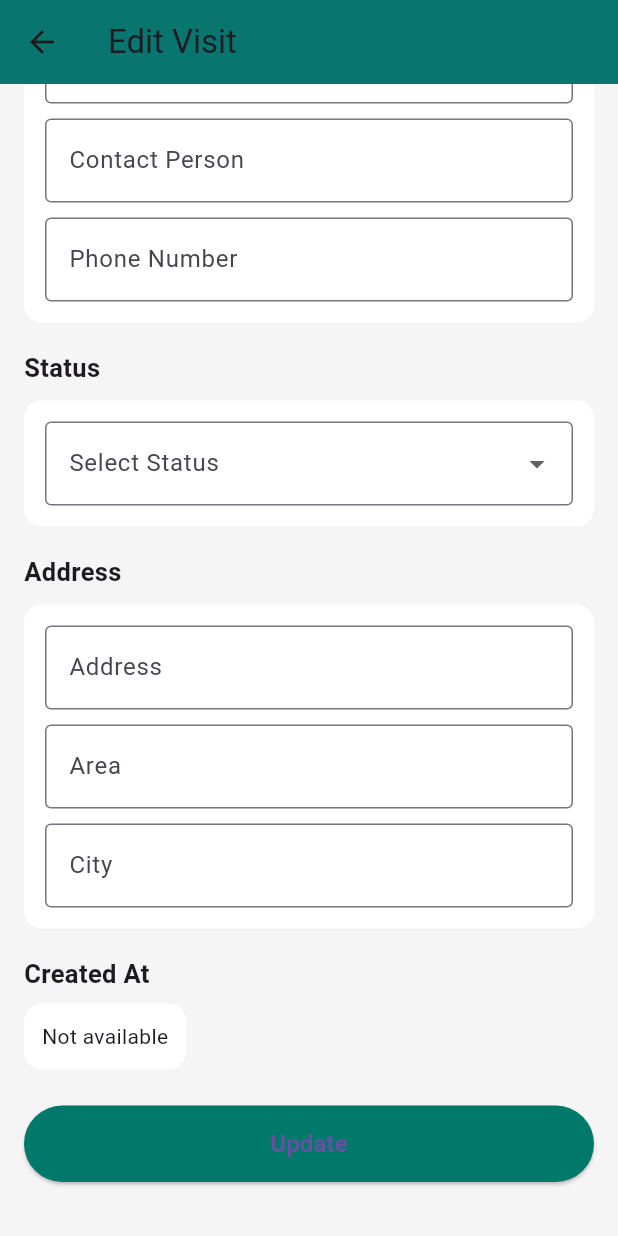
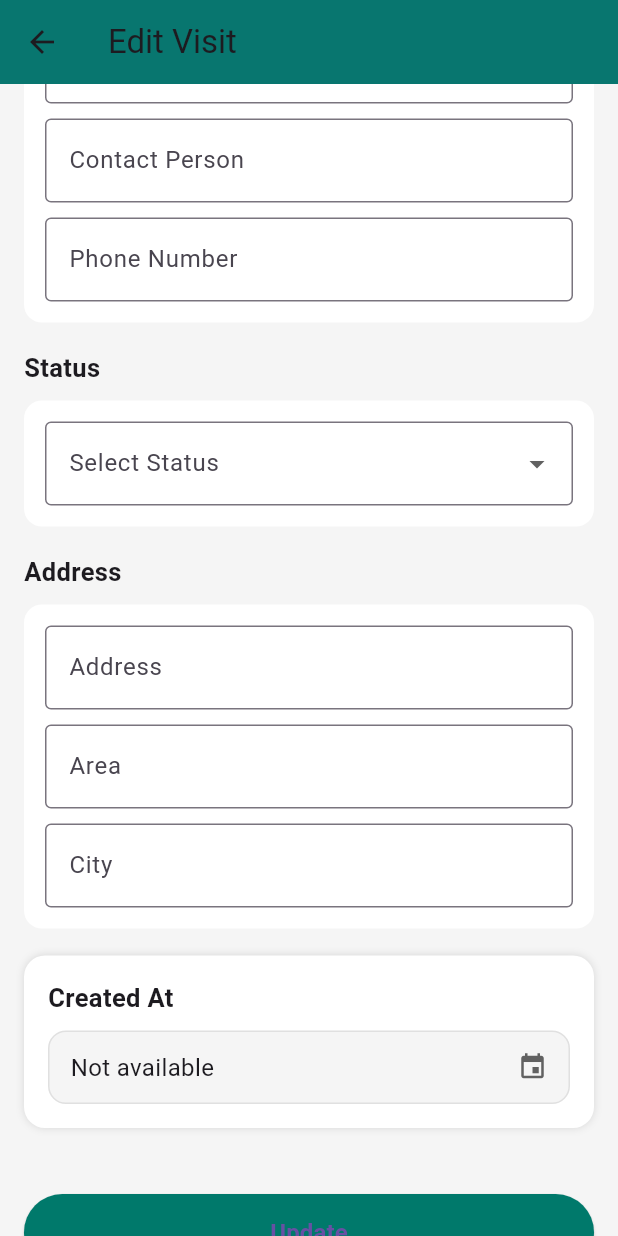
Before and after one commit to msalman231/Ew, a Flutter app: the RestaurantEditPage screen opened directly with empty values, scrolled down 183 dp, on a phone screen of 412 x 824 dp. Run offline on Flutter 3.47's test engine with Material 3 defaults, Android fonts, the light colour scheme and no system bars; our stand-ins replace flutter_secure_storage, geocoding, geolocator, shared_preferences; accounts and stored records are empty.

Commit message:
function changes

```diff
--- a/lib/config/constants.dart
+++ b/lib/config/constants.dart
@@ -1,3 +1,4 @@
 class AppConfig {
-  static const String baseUrl = "https://leads.efficient-works.com";
+  // static const String baseUrl = "https://leads.efficient-works.com";
+  static const String baseUrl = "https://f5vfl9mt-3000.inc1.devtunnels.ms";
 }
--- a/lib/screens/user/restaurant_edit.dart
+++ b/lib/screens/user/restaurant_edit.dart
@@ -43,6 +43,18 @@ class _RestaurantEditPageState extends State<RestaurantEditPage> {
   String? selectedPaymentMethod;
   DateTime? createdAt;
   bool isLoading = false;
+  String? paymentDateFromDB;
+
+  String _formatDate(dynamic date) {
+    if (date == null) return "N/A";
+
+    try {
+      final d = DateTime.parse(date.toString());
+      return "${d.day}/${d.month}/${d.year}";
+    } catch (_) {
+      return date.toString(); // fallback if bad format
+    }
+  }
 
   final Map<String, int> posPrices = {
     "Mobile Pos": 3000,
@@ -150,7 +162,10 @@ class _RestaurantEditPageState extends State<RestaurantEditPage> {
 
     // If DB has amount_paid but no JSON deposit list, create single deposit
     if (deposits.isEmpty && amountPaidFromDB > 0) {
-      deposits.add({"amount": amountPaidFromDB, "date": _today()});
+      deposits.add({
+        "amount": amountPaidFromDB,
+        "date": paymentDateFromDB ?? _today(),
+      });
     }
 
     // Recalculate if needed
@@ -162,7 +177,7 @@ class _RestaurantEditPageState extends State<RestaurantEditPage> {
     if (d == null) return "";
     final parsed = double.tryParse(d.toString());
     if (parsed == null) return "";
-    return parsed.toStringAsFixed(0); // DB: 10.00 → UI: "10"
+    return parsed.toStringAsFixed(0);
   }
 
   Map<String, dynamic> _normalize(dynamic raw) {
@@ -247,8 +262,7 @@ class _RestaurantEditPageState extends State<RestaurantEditPage> {
 
   // deposits
   String _today() {
-    final d = DateTime.now();
-    return "${d.day}-${d.month}-${d.year}";
+    return DateTime.now().toIso8601String().split("T").first;
   }
 
   void _addDeposit() {
@@ -274,6 +288,27 @@ class _RestaurantEditPageState extends State<RestaurantEditPage> {
     }
 
     setState(() {});
+  }
+
+  InputDecoration _dropdownDecoration(String hint) {
+    return InputDecoration(
+      hintText: hint,
+      filled: true,
+      fillColor: Colors.white,
+      contentPadding: const EdgeInsets.symmetric(horizontal: 14, vertical: 14),
+      border: OutlineInputBorder(
+        borderRadius: BorderRadius.circular(12),
+        borderSide: BorderSide(color: Colors.grey.shade300),
+      ),
+      enabledBorder: OutlineInputBorder(
+        borderRadius: BorderRadius.circular(12),
+        borderSide: BorderSide(color: Colors.grey.shade300),
+      ),
+      focusedBorder: OutlineInputBorder(
+        borderRadius: BorderRadius.circular(12),
+        borderSide: const BorderSide(color: Colors.deepPurple, width: 1.5),
+      ),
+    );
   }
 
   double get _sumDeposits =>
@@ -424,7 +459,9 @@ class _RestaurantEditPageState extends State<RestaurantEditPage> {
               child: Row(
                 mainAxisAlignment: MainAxisAlignment.spaceBetween,
                 children: [
-                  Text("Payment ${deposits.indexOf(p) + 1} - ${p["date"]}"),
+                  Text(
+                    "Payment ${deposits.indexOf(p) + 1} - ${_formatDate(p["date"])}",
+                  ),
                   Text(
                     "${p["amount"]}",
                     style: TextStyle(
@@ -620,21 +657,56 @@ class _RestaurantEditPageState extends State<RestaurantEditPage> {
               ),
             ),
             const SizedBox(height: 18),
+            //-------------------------------------------------------------
+            // CREATED AT (READ-ONLY)
+            //-------------------------------------------------------------
+            Container(
+              padding: const EdgeInsets.all(16),
+              margin: const EdgeInsets.only(bottom: 20),
+              decoration: BoxDecoration(
+                color: Colors.white,
+                borderRadius: BorderRadius.circular(14),
+                boxShadow: const [
+                  BoxShadow(color: Colors.black12, blurRadius: 4),
+                ],
+              ),
+              child: Column(
+                crossAxisAlignment: CrossAxisAlignment.start,
+                children: [
                   const Text(
                     "Created At",
-              style: TextStyle(fontSize: 17, fontWeight: FontWeight.bold),
+                    style: TextStyle(fontSize: 17, fontWeight: FontWeight.w700),
                   ),
-            const SizedBox(height: 8),
+                  const SizedBox(height: 10),
                   Container(
-              padding: const EdgeInsets.all(12),
+                    padding: const EdgeInsets.symmetric(
+                      horizontal: 14,
+                      vertical: 12,
+                    ),
                     decoration: BoxDecoration(
-                color: Colors.white,
+                      color: Colors.grey.shade100,
                       borderRadius: BorderRadius.circular(12),
+                      border: Border.all(color: Colors.grey.shade300),
                     ),
+                    child: Row(
+                      children: [
+                        Expanded(
                           child: Text(
                             createdAt == null
                                 ? "Not available"
-                    : "${createdAt!.day}-${createdAt!.month}-${createdAt!.year}",
+                                : "${createdAt!.day}/${createdAt!.month}/${createdAt!.year}",
+                            style: const TextStyle(fontSize: 16),
+                          ),
+                        ),
+                        Icon(
+                          Icons.event,
+                          size: 20,
+                          color: Colors.grey.shade700,
+                        ),
+                      ],
+                    ),
+                  ),
+                ],
               ),
             ),
 
@@ -655,34 +727,93 @@ class _RestaurantEditPageState extends State<RestaurantEditPage> {
                   children: [
                     _textField(emailCtrl, "Customer Email"),
                     const SizedBox(height: 12),
+                    // ---------------------------------------------------------------------
+                    // POS SECTION (Only for Restaurant)
+                    // ---------------------------------------------------------------------
                     if (selectedTopTab == "Restaurant") ...[
-                      Align(
-                        alignment: Alignment.centerLeft,
-                        child: const Text(
-                          "POS Options",
+                      Column(
+                        crossAxisAlignment: CrossAxisAlignment.start,
+                        children: [
+                          const Text(
+                            "Select POS",
                             style: TextStyle(fontWeight: FontWeight.w600),
                           ),
-                      ),
-                      ...posOptions
+                          const SizedBox(height: 6),
+
+                          // POS DROPDOWN
+                          DropdownButtonFormField<String>(
+                            decoration: _dropdownDecoration("Select POS"),
+                            items: posOptions
                                 .map(
-                            (p) => CheckboxListTile(
-                              title: Text(p),
-                              value: selectedPos.contains(p),
-                              onChanged: (ch) {
-                                setState(() {
-                                  if (ch == true)
-                                    selectedPos.add(p);
-                                  else
-                                    selectedPos.remove(p);
-                                  _recalculateCost();
-                                });
-                              },
+                                  (p) => DropdownMenuItem<String>(
+                                    value: p,
+                                    child: Text(p),
                                   ),
                                 )
                                 .toList(),
+                            onChanged: (value) {
+                              if (value != null &&
+                                  !selectedPos.contains(value)) {
+                                setState(() {
+                                  selectedPos.add(value);
+                                });
+                                _recalculateCost();
+                              }
+                            },
+                          ),
+
+                          const SizedBox(height: 12),
+
+                          // SELECTED POS TAGS
+                          Wrap(
+                            spacing: 8,
+                            runSpacing: 8,
+                            children: selectedPos.map((pos) {
+                              return Container(
+                                padding: const EdgeInsets.symmetric(
+                                  horizontal: 14,
+                                  vertical: 10,
+                                ),
+                                decoration: BoxDecoration(
+                                  color: const Color(0xFF061341),
+                                  borderRadius: BorderRadius.circular(10),
+                                ),
+                                child: Row(
+                                  mainAxisSize: MainAxisSize.min,
+                                  children: [
+                                    Text(
+                                      pos,
+                                      style: const TextStyle(
+                                        color: Colors.white,
+                                        fontWeight: FontWeight.w600,
+                                      ),
+                                    ),
+                                    const SizedBox(width: 6),
+                                    GestureDetector(
+                                      onTap: () {
+                                        setState(() {
+                                          selectedPos.remove(pos);
+                                        });
+                                        _recalculateCost();
+                                      },
+                                      child: const Icon(
+                                        Icons.close,
+                                        color: Colors.white,
+                                        size: 16,
+                                      ),
+                                    ),
+                                  ],
+                                ),
+                              );
+                            }).toList(),
+                          ),
+
                           const SizedBox(height: 12),
                         ],
+                      ),
                       const SizedBox(height: 12),
+                    ],
+
                     DropdownButtonFormField<String>(
                       decoration: const InputDecoration(
                         labelText: "Payment Method",
```
Also changed, not shown: lib/screens/login.dart (+0 -9 lines), lib/screens/user/home.dart (+34 -34 lines). Lines whose indentation alone changed are shown as unchanged.
